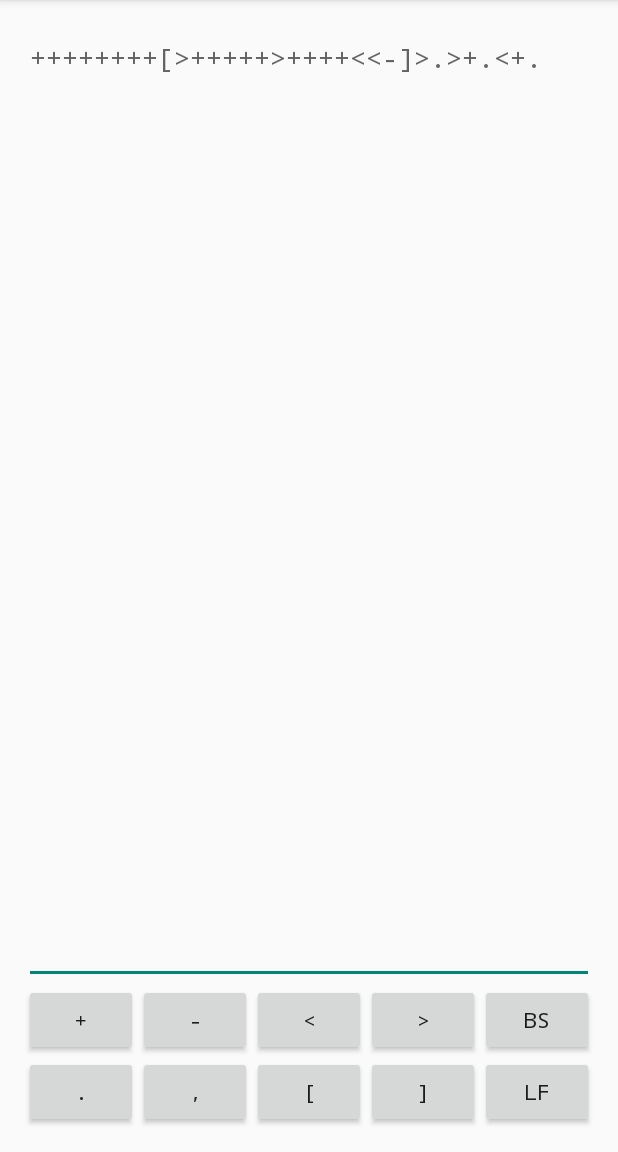
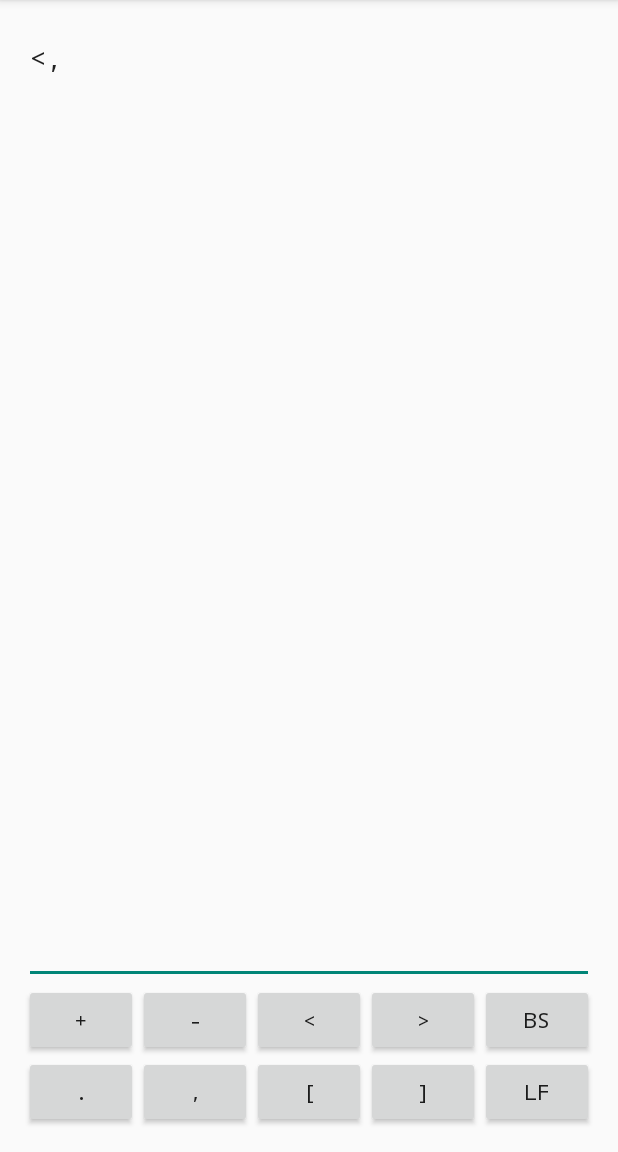
Before and after one commit to chalkpe/BrainfuckInterpreter, an Android app: the screen it shows after launch (MainActivity), in the options menu, after a tap on "Settings", on a phone screen of 412 x 824 dp, the part 84-1236 px from its top. Run offline under Robolectric (Android 15) with nearby library versions, the phone set to English and light mode, and no system bars.

```diff
--- a/app/src/main/java/pe/chalk/brainfuck/MainActivity.java
+++ b/app/src/main/java/pe/chalk/brainfuck/MainActivity.java
@@ -4,16 +4,22 @@ import android.app.Activity;
 import android.os.Bundle;
 import android.view.Menu;
 import android.view.MenuItem;
+import android.widget.*;
+import android.view.*;
 
 /**
  * @author ChalkPE <chalkpe@gmail.com>
  * @since 2016-01-07
  */
 public class MainActivity extends Activity {
+    protected EditText command;
+
     @Override
     protected void onCreate(Bundle savedInstanceState){
         super.onCreate(savedInstanceState);
         setContentView(R.layout.activity_main);
+
+        command = (EditText) findViewById(R.id.command);
     }
 
     @Override
@@ -33,4 +39,64 @@ public class MainActivity extends Activity {
 
         return super.onOptionsItemSelected(item);
     }
+
+    public void onCommandButtonClick(View v){
+        switch(v.getId()){
+            case R.id.command_plus:
+                insertText("+");
+                break;
+
+            case R.id.command_minus:
+                insertText("-");
+                break;
+
+            case R.id.command_previous:
+                insertText("<");
+                break;
+
+            case R.id.command_next:
+                insertText(">");
+                break;
+
+            case R.id.command_output:
+                insertText(".");
+                break;
+
+            case R.id.command_input:
+                insertText(",");
+                break;
+
+            case R.id.command_open:
+                insertText("[");
+                break;
+
+            case R.id.command_close:
+                insertText("]");
+                break;
+
+            case R.id.command_delete:
+                deleteText();
+                break;
+
+            case R.id.command_enter:
+                insertText("\n");
+                break;
+        }
+    }
+
+    protected void insertText(String text){
+        if(command == null) return;
+        int start = command.getSelectionStart();
+
+        if(start < 0) command.getText().append(text);
+        else command.getText().insert(start, text);
+    }
+
+    protected void deleteText(){
+        if(command == null || command.length() == 0) return;
+        int start = command.getSelectionStart();
+
+        if(start < 0) command.getText().delete(command.length() - 2, command.length() - 1);
+        else command.getText().delete(start - 1, start);
+    }
 }
--- a/app/src/main/res/layout/activity_main.xml
+++ b/app/src/main/res/layout/activity_main.xml
@@ -1,9 +1,14 @@
-<LinearLayout xmlns:android="http://schemas.android.com/apk/res/android"
-    xmlns:tools="http://schemas.android.com/tools" android:layout_width="match_parent"
-    android:layout_height="match_parent" android:paddingLeft="@dimen/activity_horizontal_margin"
+<?xml version="1.0" encoding="utf-8"?>
+<LinearLayout
+    xmlns:android="http://schemas.android.com/apk/res/android"
+    xmlns:tools="http://schemas.android.com/tools"
+    android:layout_width="match_parent"
+    android:layout_height="match_parent"
+    android:paddingLeft="@dimen/activity_horizontal_margin"
     android:paddingRight="@dimen/activity_horizontal_margin"
     android:paddingTop="@dimen/activity_vertical_margin"
-    android:paddingBottom="@dimen/activity_vertical_margin" tools:context=".MainActivity"
+    android:paddingBottom="@dimen/activity_vertical_margin"
+    tools:context=".MainActivity"
     android:orientation="vertical">
 
     <EditText
@@ -14,7 +19,7 @@
         android:typeface="monospace"
         android:inputType="textNoSuggestions|textImeMultiLine|text|textMultiLine"
         android:gravity="start|top"
-        android:layout_weight="1" />
+        android:layout_weight="1"/>
 
     <LinearLayout
         android:orientation="horizontal"
@@ -27,7 +32,8 @@
             android:text="@string/command_plus"
             android:id="@+id/command_plus"
             android:typeface="monospace"
-            android:layout_weight="1" />
+            android:layout_weight="1"
+            android:onClick="onCommandButtonClick"/>
 
         <Button
             android:layout_width="0dp"
@@ -35,7 +41,8 @@
             android:text="@string/command_minus"
             android:id="@+id/command_minus"
             android:typeface="monospace"
-            android:layout_weight="1" />
+            android:layout_weight="1"
+            android:onClick="onCommandButtonClick"/>
 
         <Button
             android:layout_width="0dp"
@@ -43,7 +50,8 @@
             android:text="@string/command_previous"
             android:id="@+id/command_previous"
             android:typeface="monospace"
-            android:layout_weight="1" />
+            android:layout_weight="1"
+            android:onClick="onCommandButtonClick"/>
 
         <Button
             android:layout_width="0dp"
@@ -51,7 +59,8 @@
             android:text="@string/command_next"
             android:id="@+id/command_next"
             android:typeface="monospace"
-            android:layout_weight="1" />
+            android:layout_weight="1"
+            android:onClick="onCommandButtonClick"/>
 
         <Button
             android:layout_width="0dp"
@@ -59,7 +68,9 @@
             android:text="@string/command_delete"
             android:id="@+id/command_delete"
             android:typeface="monospace"
-            android:layout_weight="1" />
+            android:layout_weight="1"
+            android:onClick="onCommandButtonClick"/>
+
     </LinearLayout>
 
     <LinearLayout
@@ -73,7 +84,8 @@
             android:text="@string/command_output"
             android:id="@+id/command_output"
             android:typeface="monospace"
-            android:layout_weight="1" />
+            android:layout_weight="1"
+            android:onClick="onCommandButtonClick"/>
 
         <Button
             android:layout_width="0dp"
@@ -81,7 +93,8 @@
             android:text="@string/command_input"
             android:id="@+id/command_input"
             android:typeface="monospace"
-            android:layout_weight="1" />
+            android:layout_weight="1"
+            android:onClick="onCommandButtonClick"/>
 
         <Button
             android:layout_width="0dp"
@@ -89,7 +102,8 @@
             android:text="@string/command_open"
             android:id="@+id/command_open"
             android:typeface="monospace"
-            android:layout_weight="1" />
+            android:layout_weight="1"
+            android:onClick="onCommandButtonClick"/>
 
         <Button
             android:layout_width="0dp"
@@ -97,7 +111,8 @@
             android:text="@string/command_close"
             android:id="@+id/command_close"
             android:typeface="monospace"
-            android:layout_weight="1" />
+            android:layout_weight="1"
+            android:onClick="onCommandButtonClick"/>
 
         <Button
             android:layout_width="0dp"
@@ -105,7 +120,9 @@
             android:text="@string/command_enter"
             android:id="@+id/command_enter"
             android:typeface="monospace"
-            android:layout_weight="1" />
+            android:layout_weight="1"
+            android:onClick="onCommandButtonClick"/>
+
     </LinearLayout>
 
 </LinearLayout>
```
